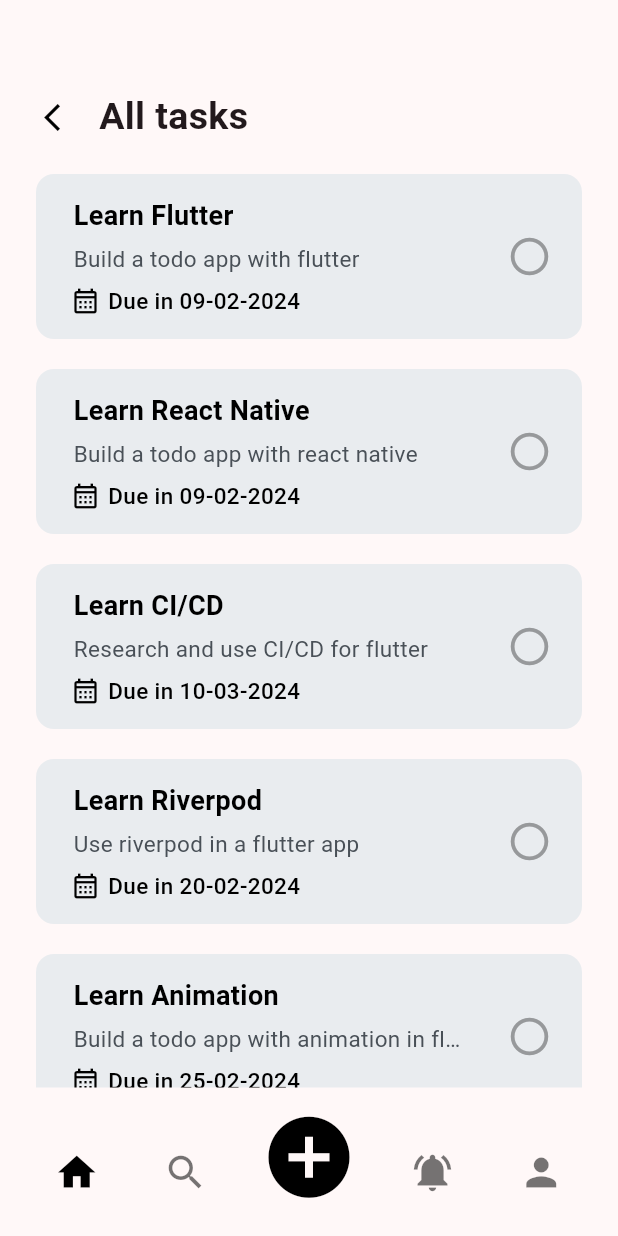
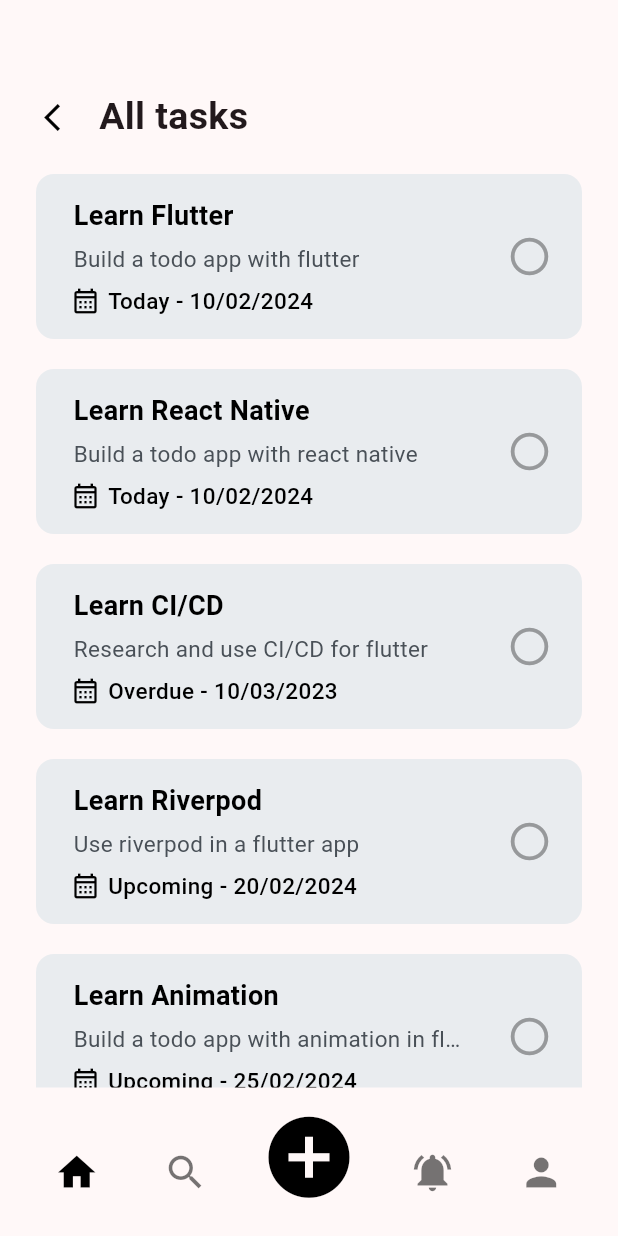
Before and after one commit to giahuy200202/Todo, a Flutter app: the screen it shows after launch, after a tap on "All tasks", on a phone screen of 412 x 824 dp. Run offline on Flutter 3.47's test engine with Material 3 defaults, Android fonts, the phone set to English and light mode, and no system bars; our stand-ins replace flutter_riverpod.

Commit message:
remodel dummy data and implementation between widget

```diff
--- a/lib/models/task.dart
+++ b/lib/models/task.dart
@@ -4,12 +4,12 @@ class Task {
     required this.title,
     required this.content,
     required this.date,
-    required this.category,
+    required this.isCompleted,
   });
 
   final String id;
   final String title;
   final String content;
   final DateTime date;
-  String category;
+  bool isCompleted;
 }
--- a/lib/providers/tasks_provider.dart
+++ b/lib/providers/tasks_provider.dart
@@ -22,8 +22,7 @@ class TasksNotifier extends StateNotifier<List<Task>> {
 
   bool markTaskCompleted(String id) {
     if (state.isNotEmpty) {
-      state[state.indexWhere((element) => element.id == id)].category =
-          "Completed";
+      state[state.indexWhere((element) => element.id == id)].isCompleted = true;
       final temp = state[state.indexWhere((element) => element.id == id)];
       state = state.where((t) => t.id != id).toList();
       state = [...state, temp];
--- a/lib/screens/home_screen.dart
+++ b/lib/screens/home_screen.dart
@@ -1,11 +1,8 @@
 import 'package:flutter/material.dart';
 import 'package:todo/providers/options_provider.dart';
 import 'package:todo/widgets/home_widget.dart';
-import 'package:todo/widgets/progress_widget.dart';
-import 'package:todo/widgets/category_widget.dart';
 import 'package:todo/screens/task_screen.dart';
 import 'package:flutter_riverpod/flutter_riverpod.dart';
-import 'package:todo/providers/tasks_provider.dart';
 
 class HomeScreen extends ConsumerWidget {
   const HomeScreen({
--- a/lib/screens/task_screen.dart
+++ b/lib/screens/task_screen.dart
@@ -13,13 +13,41 @@ class TaskScreen extends ConsumerWidget {
 
   final String option;
 
+  String getDateFormatted(DateTime date, DateTime today, bool isCompleted) {
+    if (date.compareTo(today) == 0 && !isCompleted) {
+      return 'Today - ${DateFormat("dd/MM/yyyy").format(date).toString()}';
+    } else if (date.compareTo(today) > 0 && !isCompleted) {
+      return 'Upcoming - ${DateFormat("dd/MM/yyyy").format(date).toString()}';
+    } else if (date.compareTo(today) < 0 && !isCompleted) {
+      return 'Overdue - ${DateFormat("dd/MM/yyyy").format(date).toString()}';
+    }
+    return 'Completed';
+  }
+
   @override
   Widget build(BuildContext context, WidgetRef ref) {
     String titleScreen = '$option tasks';
+
+    String stringDeadline = '';
+
     var tasks = ref.watch(tasksProvider);
-    tasks = option == 'All'
-        ? tasks.toList()
-        : tasks.where((t) => t.category == option).toList();
+
+    var getToday = DateTime.now().toUtc();
+
+    var getFormatDate = DateTime(getToday.year, getToday.month, getToday.day);
+
+    if (option == 'Today') {
+      tasks = tasks
+          .where((t) => t.date.compareTo(getFormatDate) == 0 && !t.isCompleted)
+          .toList();
+    } else if (option == 'Upcoming') {
+      tasks = tasks
+          .where((t) => t.date.compareTo(getFormatDate) > 0 && !t.isCompleted)
+          .toList();
+    } else if (option == 'Completed') {
+      tasks = tasks.where((t) => t.isCompleted).toList();
+    }
+
     return Scaffold(
       body: Padding(
         padding: const EdgeInsets.only(left: 24, right: 24),
@@ -77,10 +105,9 @@ class TaskScreen extends ConsumerWidget {
                           id: task.id,
                           title: task.title,
                           content: task.content,
-                          date: option == 'Completed'
-                              ? 'Completed'
-                              : 'Due in ${DateFormat("dd-MM-yyyy").format(task.date).toString()}',
-                          category: task.category,
+                          date: getDateFormatted(
+                              task.date, getFormatDate, task.isCompleted),
+                          isCompleted: task.isCompleted,
                         ))
                   ],
                 ),
--- a/lib/widgets/category_widget.dart
+++ b/lib/widgets/category_widget.dart
@@ -1,7 +1,5 @@
 import 'package:flutter/material.dart';
-import 'package:todo/screens/task_screen.dart';
 import 'package:flutter_riverpod/flutter_riverpod.dart';
-import 'package:todo/providers/tasks_provider.dart';
 import 'package:todo/providers/options_provider.dart';
 
 class CategoryDetail extends ConsumerWidget {
--- a/lib/widgets/home_widget.dart
+++ b/lib/widgets/home_widget.dart
@@ -12,10 +12,23 @@ class HomeWidget extends ConsumerWidget {
   });
 
   int getNumOfTasks(List task, String category) {
-    return task
-        .where((element) => element.category == category)
-        .toList()
-        .length;
+    var getToday = DateTime.now().toUtc();
+    var getFormatDate = DateTime(getToday.year, getToday.month, getToday.day);
+    if (category == 'Today') {
+      return task
+          .where((t) => t.date.compareTo(getFormatDate) == 0)
+          .toList()
+          .length;
+    } else if (category == 'Upcoming') {
+      return task
+          .where((t) => t.date.compareTo(getFormatDate) > 0)
+          .toList()
+          .length;
+    } else if (category == 'Completed') {
+      return task.where((t) => t.isCompleted).toList().length;
+    } else {
+      return task.length;
+    }
   }
 
   @override
@@ -56,10 +69,7 @@ class HomeWidget extends ConsumerWidget {
             CategoryDetail(
               title: "All tasks",
               icon: const Icon(Icons.list, size: 45),
-              numOfTasks: (getNumOfTasks(tasks, 'Today') +
-                      getNumOfTasks(tasks, 'Upcoming') +
-                      getNumOfTasks(tasks, 'Completed'))
-                  .toString(),
+              numOfTasks: getNumOfTasks(tasks, 'All').toString(),
             ),
             CategoryDetail(
               title: "Today tasks",
--- a/lib/widgets/progress_widget.dart
+++ b/lib/widgets/progress_widget.dart
@@ -13,10 +13,8 @@ class ProgressSummary extends ConsumerWidget {
 
     int totalTasks = tasks.length;
 
-    int completedTasks = tasks
-        .where((element) => element.category == 'Completed')
-        .toList()
-        .length;
+    int completedTasks =
+        tasks.where((element) => element.isCompleted).toList().length;
     int percentCompletedTasks = 1;
 
     if (totalTasks != 0) {
--- a/lib/widgets/task_widget.dart
+++ b/lib/widgets/task_widget.dart
@@ -12,14 +12,14 @@ class TaskWidget extends ConsumerStatefulWidget {
     required this.content,
     required this.date,
     required this.id,
-    required this.category,
+    required this.isCompleted,
   });
 
   final String title;
   final String content;
   final String date;
   final String id;
-  final String category;
+  final bool isCompleted;
 
   @override
   ConsumerState<TaskWidget> createState() {
@@ -34,7 +34,7 @@ class _TaskWidgetState extends ConsumerState<TaskWidget> {
   Widget build(BuildContext context) {
     final tasks = ref.watch(tasksProvider);
 
-    Icon icon = isChecked || widget.category == 'Completed'
+    Icon icon = isChecked || widget.isCompleted
         ? const Icon(Icons.check_circle,
             size: 30, color: Color.fromARGB(255, 121, 123, 125))
         : const Icon(
@@ -141,7 +141,7 @@ class _TaskWidgetState extends ConsumerState<TaskWidget> {
                   const Spacer(),
                   InkWell(
                     onTap: () {
-                      if (widget.category != 'Completed') {
+                      if (!widget.isCompleted) {
                         setState(() {
                           isChecked = true;
                         });
```
Also changed, not shown: lib/data/dummy_data.dart (+13 -14 lines).
